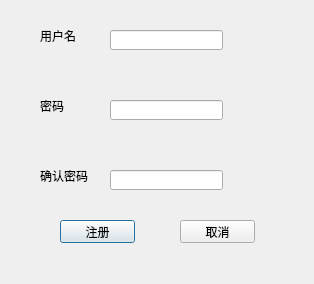
This is forms_ui/registerwindow.ui in Chshy/WordsMemorizing as Qt 5 draws it before an edit. The edited form follows.
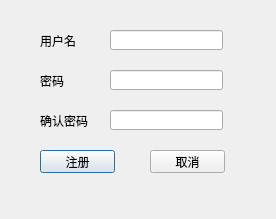
This is the edited form.

The edit to the form file:
```diff
--- a/forms_ui/registerwindow.ui
+++ b/forms_ui/registerwindow.ui
@@ -6,8 +6,8 @@
    <rect>
     <x>0</x>
     <y>0</y>
-    <width>314</width>
-    <height>284</height>
+    <width>276</width>
+    <height>219</height>
    </rect>
   </property>
   <property name="windowTitle">
@@ -16,8 +16,8 @@
   <widget class="QPushButton" name="RegisterButton">
    <property name="geometry">
     <rect>
-     <x>60</x>
-     <y>220</y>
+     <x>40</x>
+     <y>150</y>
      <width>75</width>
      <height>23</height>
     </rect>
@@ -29,8 +29,8 @@
   <widget class="QPushButton" name="CancelButton">
    <property name="geometry">
     <rect>
-     <x>180</x>
-     <y>220</y>
+     <x>150</x>
+     <y>150</y>
      <width>75</width>
      <height>23</height>
     </rect>
@@ -45,7 +45,7 @@
      <x>40</x>
      <y>30</y>
      <width>54</width>
-     <height>12</height>
+     <height>21</height>
     </rect>
    </property>
    <property name="text">
@@ -56,9 +56,9 @@
    <property name="geometry">
     <rect>
      <x>40</x>
-     <y>100</y>
+     <y>70</y>
      <width>54</width>
-     <height>12</height>
+     <height>21</height>
     </rect>
    </property>
    <property name="text">
@@ -69,9 +69,9 @@
    <property name="geometry">
     <rect>
      <x>40</x>
-     <y>170</y>
+     <y>110</y>
      <width>54</width>
-     <height>12</height>
+     <height>21</height>
     </rect>
    </property>
    <property name="text">
@@ -92,7 +92,7 @@
    <property name="geometry">
     <rect>
      <x>110</x>
-     <y>100</y>
+     <y>70</y>
      <width>113</width>
      <height>20</height>
     </rect>
@@ -105,7 +105,7 @@
    <property name="geometry">
     <rect>
      <x>110</x>
-     <y>170</y>
+     <y>110</y>
      <width>113</width>
      <height>20</height>
     </rect>
```
